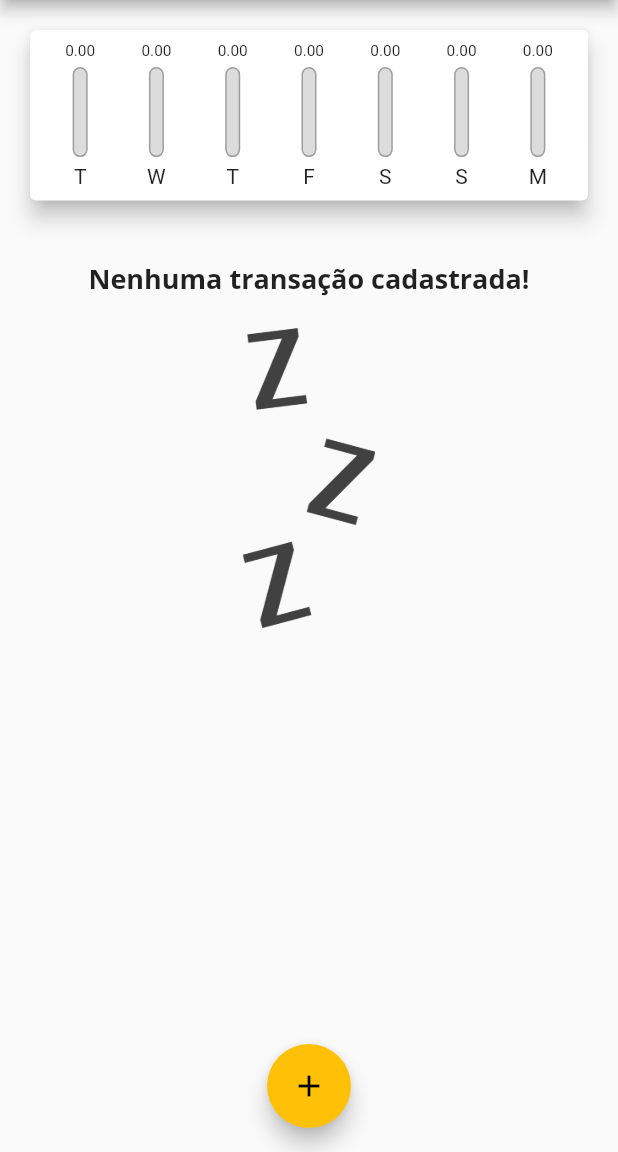
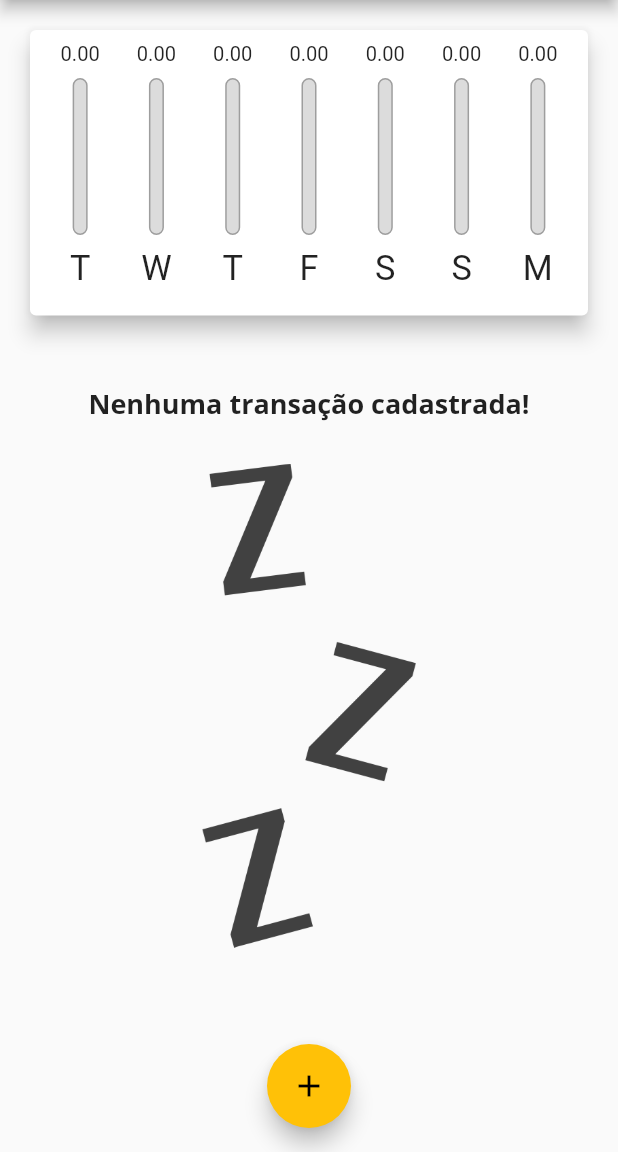
Before and after one commit to LuizHenriqueMartarelli/expenses, a Flutter app: the screen it shows after launch, on a phone screen of 412 x 824 dp, the part 84-1236 px from its top. Run offline on Flutter 3.47's test engine with Material 2 defaults, Android fonts, the phone set to English and light mode, and no system bars.

Commit message:
aplicação de responsividade de multiplataforma

```diff
--- a/lib/components/chart_bar.dart
+++ b/lib/components/chart_bar.dart
@@ -1,4 +1,5 @@
 import 'package:flutter/material.dart';
+import 'package:flutter/rendering.dart';
 
 class ChartBar extends StatelessWidget {
   final String label;
@@ -13,17 +14,18 @@ class ChartBar extends StatelessWidget {
 
   @override
   Widget build(BuildContext context) {
+    return LayoutBuilder(builder: (ctx, constraints) {
       return Column(
         children: [
           Container(
-          width: 20,
+            width: constraints.maxHeight * 0.15,
             child: FittedBox(
               child: Text('${value.toStringAsFixed(2)}'),
             ),
           ),
-        SizedBox(height: 5),
+          SizedBox(height: constraints.maxHeight * 0.05),
           Container(
-          height: 60,
+            height: constraints.maxHeight * 0.60,
             width: 10,
             child: Stack(
               alignment: Alignment.bottomCenter,
@@ -49,9 +51,13 @@ class ChartBar extends StatelessWidget {
               ],
             ),
           ),
-        SizedBox(height: 5),
-        Text(label)
+          SizedBox(height: constraints.maxHeight * 0.05),
+          Container(
+            height: constraints.maxHeight * 0.15,
+            child: FittedBox(child: Text(label)),
+          )
         ],
       );
+    });
   }
 }
--- a/lib/components/transaction_list.dart
+++ b/lib/components/transaction_list.dart
@@ -10,25 +10,27 @@ class TransactionList extends StatelessWidget {
 
   @override
   Widget build(BuildContext context) {
-    return Container(
-      height: 350,
-      child: transaction.isEmpty
-          ? Column(
+    return transaction.isEmpty
+        ? LayoutBuilder(
+            builder: (ctx, constraints) {
+              return Column(
                 children: [
-                SizedBox(height: 20),
+                  SizedBox(height: constraints.maxHeight * 0.05),
                   Text(
                     'Nenhuma transação cadastrada!',
                     style: Theme.of(context).textTheme.headline6,
                   ),
-                SizedBox(height: 20),
+                  SizedBox(height: constraints.maxHeight * 0.05),
                   Container(
-                  height: 200,
+                    height: constraints.maxHeight * 0.6,
                     child: Image.asset(
                       'assets/images/waiting.png',
                       fit: BoxFit.cover,
                     ),
                   )
                 ],
+              );
+            },
           )
         : ListView.builder(
             itemCount: transaction.length,
@@ -53,7 +55,18 @@ class TransactionList extends StatelessWidget {
                   subtitle: Text(
                     DateFormat('d MMM y').format(tr.date),
                   ),
-                    trailing: IconButton(
+                  trailing: MediaQuery.of(context).size.width > 400
+                      ? TextButton.icon(
+                          onPressed: () => onRemove(tr.id),
+                          icon: Icon(Icons.delete,
+                              color: Theme.of(context).errorColor),
+                          label: Text(
+                            'Excluir',
+                            style:
+                                TextStyle(color: Theme.of(context).errorColor),
+                          ),
+                        )
+                      : IconButton(
                           icon: Icon(Icons.delete),
                           onPressed: () => onRemove(tr.id),
                           color: Theme.of(context).errorColor,
@@ -61,7 +74,6 @@ class TransactionList extends StatelessWidget {
                 ),
               );
             },
-            ),
           );
   }
 }
--- a/lib/main.dart
+++ b/lib/main.dart
@@ -1,7 +1,9 @@
+import 'dart:io';
 import 'dart:math';
 
 import 'package:expenses/components/chart.dart';
 import 'package:expenses/components/transaction_form.dart';
+import 'package:flutter/cupertino.dart';
 import 'package:flutter/material.dart';
 
 import 'components/transaction_list.dart';
@@ -50,6 +52,13 @@ class MyHomePage extends StatefulWidget {
 
 class _MyHomePageState extends State<MyHomePage> {
   final List<Transaction> _transactions = [];
+  bool _showChart = false;
+
+  Widget _getIconButton(IconData icon, Function fn) {
+    return Platform.isIOS
+        ? GestureDetector(onTap: () => fn, child: Icon(icon))
+        : IconButton(icon: Icon(icon), onPressed: () => fn);
+  }
 
   List<Transaction> get _recentTransactions {
     return _transactions.where((tr) {
@@ -89,30 +98,81 @@ class _MyHomePageState extends State<MyHomePage> {
 
   @override
   Widget build(BuildContext context) {
-    return Scaffold(
-      appBar: AppBar(
-        title: Text('Despesas Pessoais'),
-        actions: [
-          IconButton(
-            onPressed: () => _openTransactionFormModal(context),
-            icon: Icon(Icons.add),
-          )
-        ],
+    final mediaQuery = MediaQuery.of(context);
+    bool isLandscape = mediaQuery.orientation == Orientation.landscape;
+
+    final iconList = Platform.isIOS ? CupertinoIcons.list_bullet : Icons.list;
+    final chartList =
+        Platform.isIOS ? CupertinoIcons.chart_bar_alt_fill : Icons.pie_chart;
+
+    final actions = <Widget>[
+      if (isLandscape)
+        _getIconButton(_showChart ? iconList : chartList, () {
+          setState(() {
+            _showChart = !_showChart;
+          });
+        }),
+      _getIconButton(
+        Platform.isIOS ? CupertinoIcons.add : Icons.add,
+        () => _openTransactionFormModal(context),
+      )
+    ];
+
+    final CupertinoNavigationBar appBarIOS = CupertinoNavigationBar(
+      middle: Text('Despesas pessoais'),
+      trailing: Row(
+        mainAxisSize: MainAxisSize.min,
+        children: actions,
       ),
-      body: SingleChildScrollView(
+    );
+
+    final AppBar appBarAndroid = AppBar(
+      title: Text('Despesas Pessoais'),
+      actions: actions,
+    );
+
+    final availableHeight = mediaQuery.size.height -
+        (Platform.isIOS
+            ? appBarIOS.preferredSize.height
+            : appBarAndroid.preferredSize.height) -
+        mediaQuery.padding.top;
+
+    final _bodyPage = SafeArea(
+      child: SingleChildScrollView(
         child: Column(
           crossAxisAlignment: CrossAxisAlignment.stretch,
           children: [
-            Chart(_recentTransactions),
-            TransactionList(_transactions, _deleteTransaction),
+            if (_showChart || !isLandscape)
+              Container(
+                height: availableHeight * (isLandscape ? 0.80 : 0.30),
+                child: Chart(_recentTransactions),
+              ),
+            if (!_showChart || !isLandscape)
+              Container(
+                height: availableHeight * (isLandscape ? 1 : 0.70),
+                child: TransactionList(_transactions, _deleteTransaction),
+              ),
           ],
         ),
       ),
-      floatingActionButton: FloatingActionButton(
-        child: Icon(Icons.add),
-        onPressed: () => _openTransactionFormModal(context),
-      ),
-      floatingActionButtonLocation: FloatingActionButtonLocation.centerFloat,
     );
+
+    return Platform.isIOS
+        ? CupertinoPageScaffold(
+            navigationBar: appBarIOS,
+            child: _bodyPage,
+          )
+        : Scaffold(
+            appBar: appBarAndroid,
+            body: _bodyPage,
+            floatingActionButton: Platform.isIOS
+                ? Container()
+                : FloatingActionButton(
+                    child: Icon(Icons.add),
+                    onPressed: () => _openTransactionFormModal(context),
+                  ),
+            floatingActionButtonLocation:
+                FloatingActionButtonLocation.centerFloat,
+          );
   }
 }
```
Also changed, not shown: lib/components/adaptative.button.dart (added, +30 -0 lines), lib/components/adaptative.datepiker.dart (added, +70 -0 lines), lib/components/adaptative.textFile.dart (added, +40 -0 lines), lib/components/transaction_form.dart (+31 -67 lines). Lines whose indentation alone changed are shown as unchanged.
